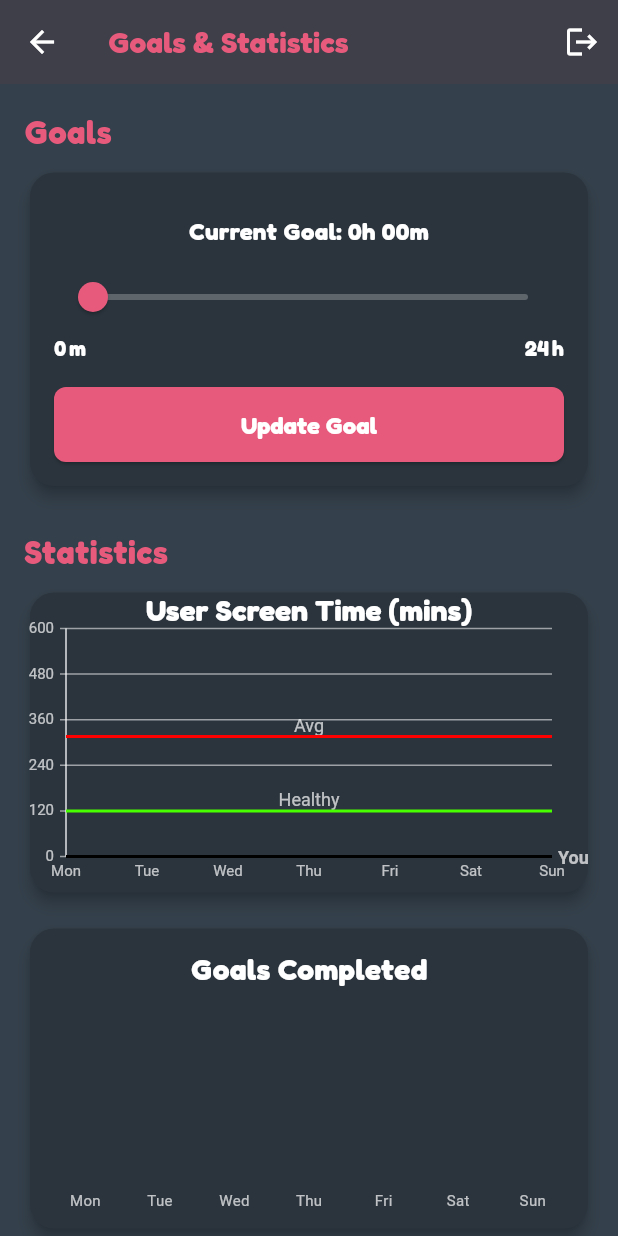
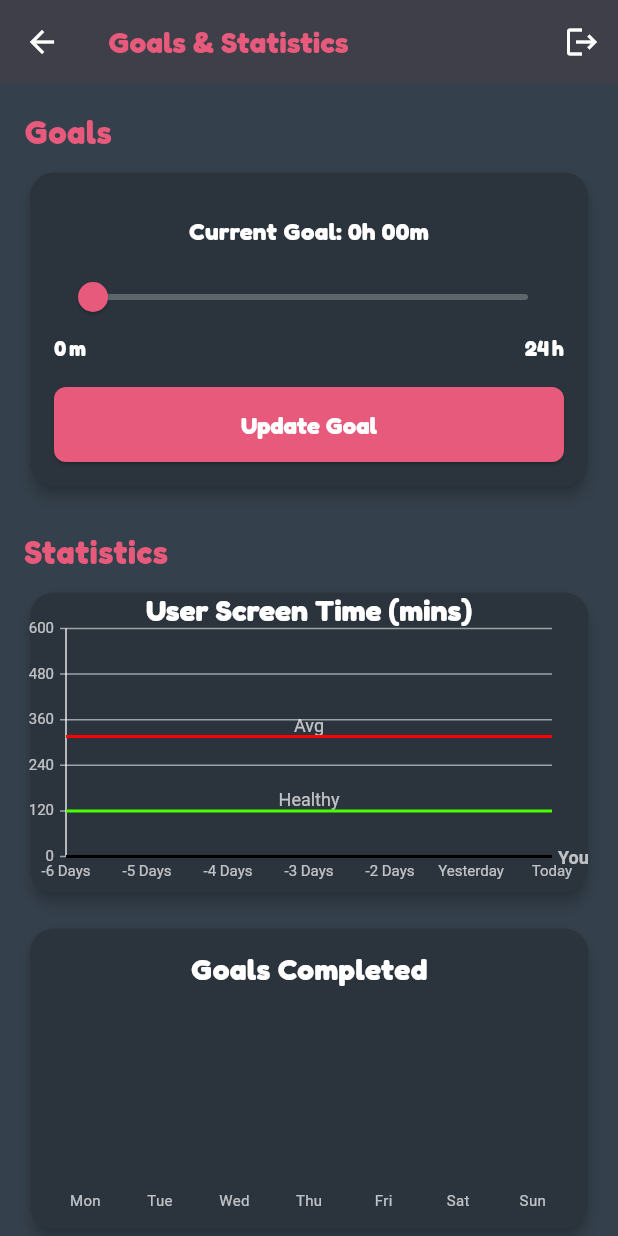
Before and after one commit to austinglashure/MobileScreenBuddy, a Flutter app: the GoalsStatsView screen opened directly with empty values, on a phone screen of 412 x 824 dp. Run offline on Flutter 3.47's test engine with Material 3 defaults, Android fonts, the phone set to English and light mode, and no system bars; missing offline and left inert: usage_stats.

Commit message:
changed x axis labels to be dynamic over days of the week

```diff
--- a/screenbuddy_mobile/lib/main.dart
+++ b/screenbuddy_mobile/lib/main.dart
@@ -1162,7 +1162,15 @@ class _ShopViewState extends State<ShopView> {
 
 class LineChartPainter extends CustomPainter {
   final List<int> data;
-  final List<String> days = ['Mon', 'Tue', 'Wed', 'Thu', 'Fri', 'Sat', 'Sun'];
+  final List<String> days = [
+    '-6 Days',
+    '-5 Days',
+    '-4 Days',
+    '-3 Days',
+    '-2 Days',
+    'Yesterday',
+    'Today',
+  ];
 
   // 5 hours and 16 minutes is the average for all Americans (316 mins)
   final List<int> averageDailyMinutes = List.generate(7, (_) => 316);
```
